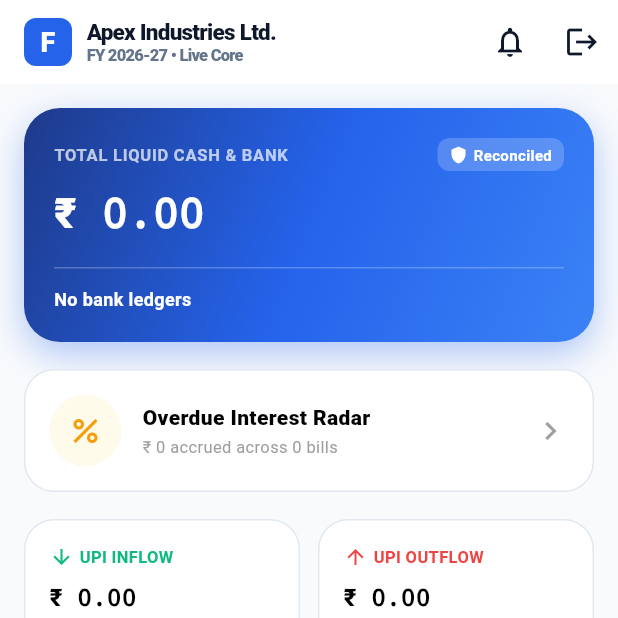
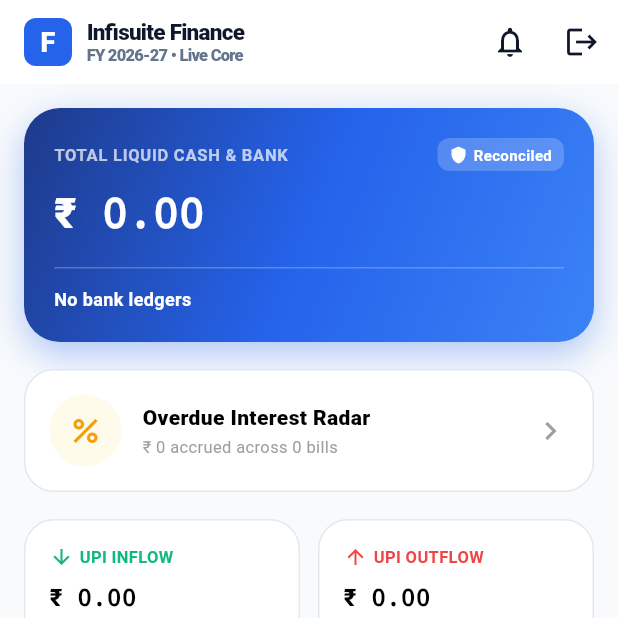
Before and after one commit to infisuite2025/finstaq, a Flutter app: the MainMobileNavigation screen opened directly, item 3 of the bottom bar chosen, after a tap on the "home" icon, on a phone screen of 412 x 824 dp, the top half of it. Run offline on Flutter 3.47's test engine with Material 3 defaults, Android fonts, the phone set to English and light mode, and no system bars; our stand-ins replace flutter_riverpod, image_picker, qr_flutter, shared_preferences; missing offline and left inert: mobile_scanner; accounts and stored records are empty; network calls fail.

Commit message:
Prepare mobile release and polish finance flows
Configure Android release signing and camera permissions, tighten mobile API error handling, persist tenant details, and refresh Books after voucher posting. Sort vouchers by creation time for consistent ordering, add Play Store assets, and include Sharp.

```diff
--- a/mobile/lib/app.dart
+++ b/mobile/lib/app.dart
@@ -34,19 +34,37 @@ class MainMobileNavigation extends StatefulWidget {
   State<MainMobileNavigation> createState() => _MainMobileNavigationState();
 }
 
+class _BooksRefresh extends ChangeNotifier {
+  void bump() => notifyListeners();
+}
+
 class _MainMobileNavigationState extends State<MainMobileNavigation> {
   int _currentIndex = 0;
   final UpiTabBus _upiTab = UpiTabBus();
+  final _BooksRefresh _booksRefresh = _BooksRefresh();
+  DateTime _holdNavUntil = DateTime.fromMillisecondsSinceEpoch(0);
 
   late final List<Widget> _screens = [
     PulseScreen(onOpenUpi: (tab) {
       _upiTab.open(tab);
-      setState(() => _currentIndex = 2);
+      _selectTab(2);
     }),
-    const BooksScreen(),
+    BooksScreen(refreshTick: _booksRefresh),
     UpiHubScreen(tabRequest: _upiTab),
     const MoreScreen(),
   ];
+
+  void _selectTab(int index) {
+    if (DateTime.now().isBefore(_holdNavUntil)) return;
+    setState(() => _currentIndex = index);
+    if (index == 1) _booksRefresh.bump();
+  }
+
+  void _openBooksAfterPost() {
+    _holdNavUntil = DateTime.now().add(const Duration(milliseconds: 500));
+    setState(() => _currentIndex = 1);
+    _booksRefresh.bump();
+  }
 
   void _openQuickActions() {
     showModalBottomSheet(
@@ -71,14 +89,16 @@ class _MainMobileNavigationState extends State<MainMobileNavigation> {
             return;
           }
           if (actionId == 'quick_invoice' || actionId == 'quick_expense') {
-            Navigator.push(
+            Navigator.push<bool>(
               context,
               MaterialPageRoute(
                 builder: (_) => QuickVoucherScreen(
                   defaultType: actionId == 'quick_expense' ? 'PAYMENT' : 'SALES',
                 ),
               ),
-            );
+            ).then((posted) {
+              if (posted == true) _openBooksAfterPost();
+            });
             return;
           }
           if (actionId == 'stock_scan') {
@@ -109,6 +129,7 @@ class _MainMobileNavigationState extends State<MainMobileNavigation> {
 
   @override
   void dispose() {
+    _booksRefresh.dispose();
     _upiTab.dispose();
     super.dispose();
   }
@@ -140,23 +161,23 @@ class _MainMobileNavigationState extends State<MainMobileNavigation> {
             IconButton(
               tooltip: 'Pulse',
               icon: Icon(Icons.home_outlined, color: _currentIndex == 0 ? const Color(0xFF2563EB) : Colors.grey),
-              onPressed: () => setState(() => _currentIndex = 0),
+              onPressed: () => _selectTab(0),
             ),
             IconButton(
               tooltip: 'Books',
               icon: Icon(Icons.receipt_long_outlined, color: _currentIndex == 1 ? const Color(0xFF2563EB) : Colors.grey),
-              onPressed: () => setState(() => _currentIndex = 1),
+              onPressed: () => _selectTab(1),
             ),
             const SizedBox(width: 48), // Space for central FAB
             IconButton(
               tooltip: 'UPI',
               icon: Icon(Icons.qr_code_scanner, color: _currentIndex == 2 ? const Color(0xFF2563EB) : Colors.grey),
-              onPressed: () => setState(() => _currentIndex = 2),
+              onPressed: () => _selectTab(2),
             ),
             IconButton(
               tooltip: 'More',
               icon: Icon(Icons.widgets_outlined, color: _currentIndex == 3 ? const Color(0xFF2563EB) : Colors.grey),
-              onPressed: () => setState(() => _currentIndex = 3),
+              onPressed: () => _selectTab(3),
             ),
           ],
         ),
--- a/mobile/lib/features/pulse/presentation/screens/pulse_screen.dart
+++ b/mobile/lib/features/pulse/presentation/screens/pulse_screen.dart
@@ -150,12 +150,24 @@ class _PulseScreenState extends State<PulseScreen> {
               ),
             ),
             const SizedBox(width: 10),
-            Column(
-              crossAxisAlignment: CrossAxisAlignment.start,
-              children: [
-                const Text('Apex Industries Ltd.', style: TextStyle(fontSize: 15, fontWeight: FontWeight.w800)),
-                Text('FY 2026-27 • Live Core', style: TextStyle(fontSize: 11, color: isDark ? FinstaqColors.darkTextSecondary : FinstaqColors.lightTextSecondary)),
-              ],
+            Expanded(
+              child: Column(
+                crossAxisAlignment: CrossAxisAlignment.start,
+                children: [
+                  Text(
+                    ApiService.tenantName,
+                    maxLines: 1,
+                    overflow: TextOverflow.ellipsis,
+                    style: const TextStyle(fontSize: 15, fontWeight: FontWeight.w800),
+                  ),
+                  Text(
+                    'FY 2026-27 • Live Core',
+                    maxLines: 1,
+                    overflow: TextOverflow.ellipsis,
+                    style: TextStyle(fontSize: 11, color: isDark ? FinstaqColors.darkTextSecondary : FinstaqColors.lightTextSecondary),
+                  ),
+                ],
+              ),
             ),
           ],
         ),
--- a/mobile/lib/screens/login_screen.dart
+++ b/mobile/lib/screens/login_screen.dart
@@ -47,7 +47,7 @@ class _LoginScreenState extends State<LoginScreen> {
       setState(() {
         _errorMessage = e is ApiException
             ? e.message
-            : 'Cannot reach the Infisuite Finance server. Check Wi-Fi or USB debugging, then try again.';
+            : 'Cannot reach the Infisuite Finance server. Check your internet connection and try again.';
       });
     } finally {
       if (mounted) {
--- a/mobile/lib/screens/quick_voucher_screen.dart
+++ b/mobile/lib/screens/quick_voucher_screen.dart
@@ -66,7 +66,7 @@ class _QuickVoucherScreenState extends State<QuickVoucherScreen> {
         'voucherNumber': 'MOB-${DateTime.now().millisecondsSinceEpoch}',
         'date': DateTime.now().toIso8601String().split('T')[0],
         'narration': _narrationController.text.trim().isEmpty
-            ? '${_partyController.text.trim()} via mobile'
+            ? _partyController.text.trim()
             : _narrationController.text.trim(),
         'items': [
           {
@@ -91,7 +91,7 @@ class _QuickVoucherScreenState extends State<QuickVoucherScreen> {
         ),
       );
 
-      Navigator.pop(context);
+      Navigator.pop(context, true);
     } catch (e) {
       ScaffoldMessenger.of(context).showSnackBar(
         SnackBar(content: Text('Error saving voucher: $e')),
--- a/package.json
+++ b/package.json
@@ -35,6 +35,7 @@
     "dotenv": "^16.4.5",
     "fastify": "^5.12.5",
     "fastify-plugin": "^6.0.0",
+    "sharp": "^0.35.5",
     "zod": "^3.23.8"
   },
   "devDependencies": {
```
Also changed, not shown: mobile/lib/features/books/presentation/screens/books_screen.dart (+41 -6 lines), mobile/lib/models/dashboard_summary.dart (+8 -8 lines), mobile/lib/services/api_service.dart (+25 -20 lines), mobile/pubspec.lock, package-lock.json, play-store-screenshots/01-live-cash.png (added), play-store-screenshots/02-quick-actions.png (added), play-store-screenshots/03-books.png (added), play-store-screenshots/04-upi-qr.png (added), play-store-screenshots/05-quick-voucher.png (added), play-store-screenshots/06-modules.png (added), play-store-screenshots/07-sign-in.png (added), play-store-screenshots/08-stock.png (added), play-store-screenshots/feature-graphic.png (added), 6 other files.
